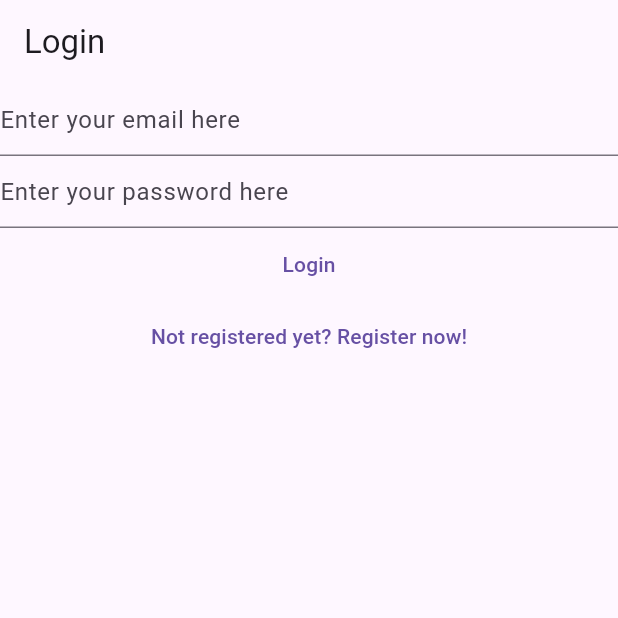
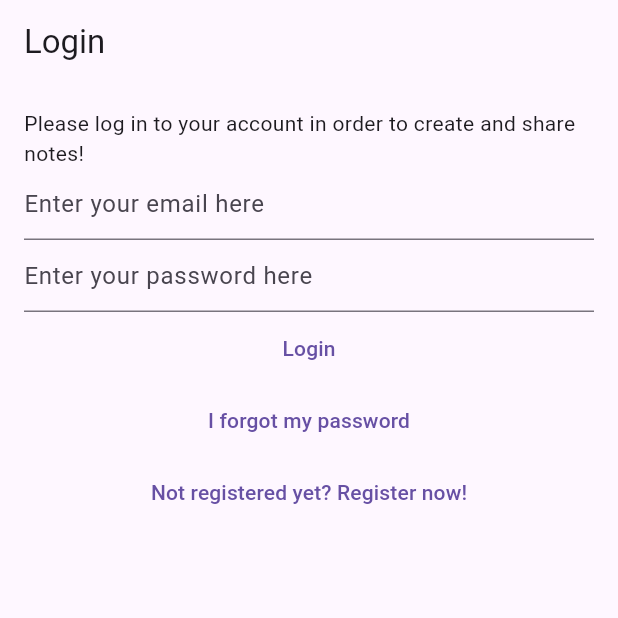
Before and after one commit to binoydipu/quick-notes-app, a Flutter app: the screen it shows after launch, on a phone screen of 412 x 824 dp, the top half of it. Run offline on Flutter 3.47's test engine with Material 3 defaults, Android fonts, the light colour scheme and no system bars; our stand-ins replace cloud_firestore, equatable, firebase_auth, firebase_core, flutter_bloc, share_plus and 1 more; accounts and stored records are empty.

Commit message:
step-26 added password reset func and  more

```diff
--- a/lib/main.dart
+++ b/lib/main.dart
@@ -4,6 +4,7 @@ import 'package:dummy/services/auth/bloc/auth_bloc.dart';
 import 'package:dummy/services/auth/bloc/auth_event.dart';
 import 'package:dummy/services/auth/bloc/auth_state.dart';
 import 'package:dummy/services/auth/firebase_auth_provider.dart';
+import 'package:dummy/views/forgot_password_view.dart';
 import 'package:dummy/views/login_view.dart';
 import 'package:dummy/views/notes/create_update_note_view.dart';
 import 'package:dummy/views/notes/notes_view.dart';
@@ -55,6 +56,8 @@ class HomePage extends StatelessWidget {
           return const VerifyEmailView();
         } else if (state is AuthStateLoggedOut) {
           return const LoginView();
+        } else if (state is AuthStateForgotPassword) {
+          return const ForgotPasswordView();
         } else if (state is AuthStateRegistering) {
           return const RegisterView();
         } else {
--- a/lib/services/auth/auth_provider.dart
+++ b/lib/services/auth/auth_provider.dart
@@ -18,4 +18,6 @@ abstract class AuthProvider {
   Future<void> logOut();
 
   Future<void> sendEmailVerification();
+
+  Future<void> sendPasswordReset({required String toEmail});
 }
--- a/lib/services/auth/auth_service.dart
+++ b/lib/services/auth/auth_service.dart
@@ -42,4 +42,8 @@ class AuthService implements AuthProvider {
 
   @override
   Future<void> initialize() => provider.initialize();
+
+  @override
+  Future<void> sendPasswordReset({required String toEmail}) =>
+      provider.sendPasswordReset(toEmail: toEmail);
 }
--- a/lib/services/auth/bloc/auth_event.dart
+++ b/lib/services/auth/bloc/auth_event.dart
@@ -35,6 +35,12 @@ class AuthEventShouldRegister extends AuthEvent {
   const AuthEventShouldRegister();
 }
 
+// Event of user forgot his password
+class AuthEventForgotPassword extends AuthEvent {
+  final String? email;
+  const AuthEventForgotPassword({this.email});
+}
+
 /// Event of Logout
 class AuthEventLogOut extends AuthEvent {
   const AuthEventLogOut();
--- a/lib/services/auth/bloc/auth_state.dart
+++ b/lib/services/auth/bloc/auth_state.dart
@@ -25,6 +25,17 @@ class AuthStateRegistering extends AuthState {
       {required this.exception, required super.isLoading});
 }
 
+class AuthStateForgotPassword extends AuthState {
+  final Exception? exception;
+  final bool hasSentEmail;
+
+  const AuthStateForgotPassword({
+    required this.exception,
+    required this.hasSentEmail,
+    required super.isLoading,
+  });
+}
+
 /// In user logged in state, contains AuthUser
 class AuthStateLoggedIn extends AuthState {
   final AuthUser user;
--- /dev/null
+++ b/lib/utilities/dialogs/password_reset_email_sent_dialog.dart
@@ -0,0 +1,14 @@
+import 'package:dummy/utilities/dialogs/generic_dialog.dart';
+import 'package:flutter/material.dart';
+
+Future<void> showPasswordResetSentDialog(BuildContext context) {
+  return showGenericDialog(
+    context: context,
+    title: 'Password Reset',
+    content:
+        'We have sent you a password reset link. Please check your email for more information',
+    optionBuilder: () => {
+      'OK': null,
+    },
+  );
+}
--- a/lib/views/login_view.dart
+++ b/lib/views/login_view.dart
@@ -37,7 +37,10 @@ class _LoginViewState extends State<LoginView> {
       listener: (context, state) async {
         if (state is AuthStateLoggedOut) {
           if (state.exception is UserNotFoundAuthException) {
-            await showErrorDialog(context, 'User not found');
+            await showErrorDialog(
+              context,
+              'Cannot find a user with the entered credentials!',
+            );
           } else if (state.exception is WrongPasswordAuthException) {
             await showErrorDialog(context, 'Wrong credentials');
           } else if (state.exception is GenericAuthException) {
@@ -49,8 +52,12 @@ class _LoginViewState extends State<LoginView> {
         appBar: AppBar(
           title: const Text('Login'),
         ),
-        body: Column(
+        body: Padding(
+          padding: const EdgeInsets.all(16.0),
+          child: Column(
             children: [
+              const Text(
+                  'Please log in to your account in order to create and share notes!'),
               TextField(
                 controller: _email,
                 enableSuggestions: false,
@@ -85,6 +92,14 @@ class _LoginViewState extends State<LoginView> {
               TextButton(
                 onPressed: () async {
                   context.read<AuthBloc>().add(
+                        const AuthEventForgotPassword(),
+                      );
+                },
+                child: const Text('I forgot my password'),
+              ),
+              TextButton(
+                onPressed: () async {
+                  context.read<AuthBloc>().add(
                         const AuthEventShouldRegister(),
                       );
                 },
@@ -93,6 +108,7 @@ class _LoginViewState extends State<LoginView> {
             ],
           ),
         ),
+      ),
     );
   }
 }
```
Also changed, not shown: lib/services/auth/bloc/auth_bloc.dart (+36 -0 lines), lib/services/auth/firebase_auth_provider.dart (+18 -0 lines), lib/views/forgot_password_view.dart (added, +92 -0 lines), lib/views/register_view.dart (+13 -1 lines), 1 other file. Lines whose indentation alone changed are shown as unchanged.
